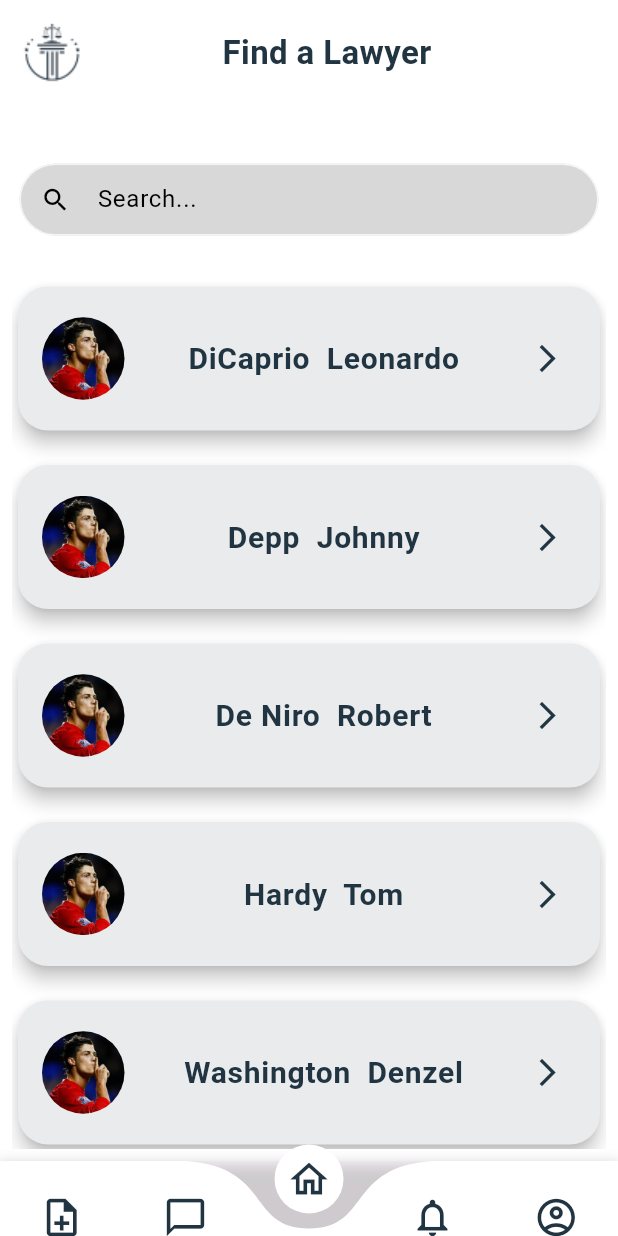
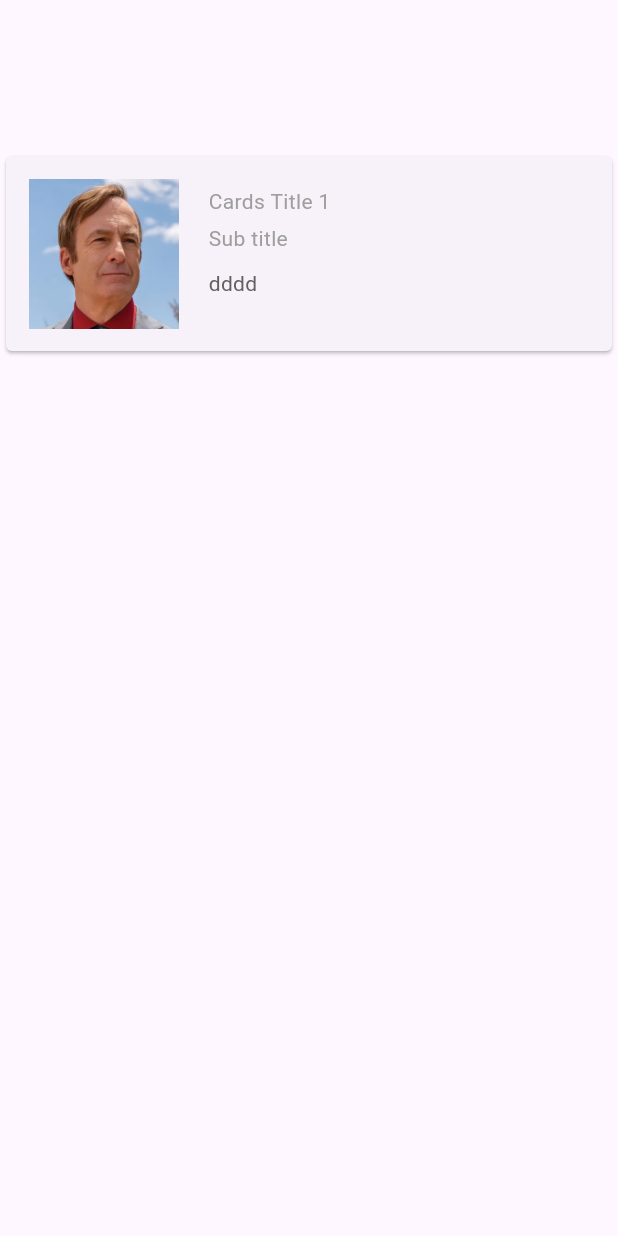
Before and after one commit to Hamdichw/E-Attorney-Mobile-Application, a Flutter app: the screen it shows after launch, on a phone screen of 412 x 824 dp. Run offline on Flutter 3.47's test engine with Material 3 defaults, Android fonts, the phone set to English and light mode, and no system bars; drawn by our look-alikes of curved_navigation_bar; our stand-ins replace dots_indicator, file_picker, flutter_chat_types, flutter_chat_ui, google_fonts, image_picker and 1 more; missing offline and left inert: animated_switch.

Commit message:
details page

```diff
--- a/lib/main.dart
+++ b/lib/main.dart
@@ -1,9 +1,12 @@
 import 'package:e_attorney_hub/view/nav_bar.dart';
+import 'package:e_attorney_hub/view/splash_screen.dart';
 import 'package:flutter/material.dart';
+
+import 'view/details_page.dart';
 
 void main() {
   runApp(MaterialApp(
     debugShowCheckedModeBanner: false,
-    home: NavBar(),
+    home: Details(),
   ));
 }
--- a/lib/utils/widgets/List_Lawyer.dart
+++ b/lib/utils/widgets/List_Lawyer.dart
@@ -1,5 +1,4 @@
 import 'package:e_attorney_hub/models/lawyers.dart';
-import 'package:e_attorney_hub/view/chat_page.dart';
 import 'package:flutter/material.dart';
 
 import '../const.dart';
@@ -69,8 +68,8 @@ class _HomePageState extends State<HomePage> {
                           height: 15,
                         ),
                         card(
-                          name: data?[index].name,
-                          Lastname: data?[index].lastName,
+                          name: data[index].name,
+                          Lastname: data[index].lastName,
                           Icon: const Icon(Icons.arrow_forward_ios,
                               size: 22.0, color: btncolor),
                           image: const Image(
--- a/lib/view/authentification/login.dart
+++ b/lib/view/authentification/login.dart
@@ -19,8 +19,8 @@ class _loginState extends State<login> {
   final GlobalKey<FormState> _formKey = GlobalKey<FormState>();
   TextEditingController email = TextEditingController();
   TextEditingController password = TextEditingController();
-  String Test_email = "123";
-  String Test_password = "123";
+  String Test_email = "dali@g";
+  String Test_password = "12345678";
   bool visible = true;
   bool isValid = true;
 
--- a/lib/view/chat_page.dart
+++ b/lib/view/chat_page.dart
@@ -4,13 +4,10 @@ import 'dart:convert';
 import 'dart:io';
 
 import 'package:file_picker/file_picker.dart';
-import 'package:flutter/material.dart';
 import 'package:flutter/services.dart' show rootBundle;
 import 'package:flutter_chat_types/flutter_chat_types.dart' as types;
-import 'package:flutter_chat_ui/flutter_chat_ui.dart';
 import 'package:http/http.dart' as http;
 import 'package:image_picker/image_picker.dart';
-import 'package:intl/date_symbol_data_local.dart';
 import 'package:mime/mime.dart';
 import 'package:open_filex/open_filex.dart';
 import 'package:path_provider/path_provider.dart';
--- /dev/null
+++ b/lib/view/details_page.dart
@@ -0,0 +1,91 @@
+import 'package:flutter/material.dart';
+
+class Details extends StatefulWidget {
+  const Details({super.key});
+
+  @override
+  State<Details> createState() => _DetailsState();
+}
+
+class _DetailsState extends State<Details> {
+  @override
+  Widget build(BuildContext context) {
+    return Scaffold(
+      body: Column(
+        children: [
+          SizedBox(
+            height: 100,
+          ),
+          Card(
+            // Define the shape of the card
+            shape: RoundedRectangleBorder(
+              borderRadius: BorderRadius.circular(4),
+            ),
+            // Define how the card's content should be clipped
+            clipBehavior: Clip.antiAliasWithSaveLayer,
+            // Define the child widget of the card
+            child: Column(
+              crossAxisAlignment: CrossAxisAlignment.start,
+              children: <Widget>[
+                // Add padding around the row widget
+                Padding(
+                  padding: const EdgeInsets.all(15),
+                  child: Row(
+                    crossAxisAlignment: CrossAxisAlignment.start,
+                    children: <Widget>[
+                      // Add an image widget to display an image
+                      Image.asset(
+                        ("images/avatar.png"),
+                        height: 100,
+                        width: 100,
+                        fit: BoxFit.cover,
+                      ),
+                      // Add some spacing between the image and the text
+                      Container(width: 20),
+                      // Add an expanded widget to take up the remaining horizontal space
+                      Expanded(
+                        child: Column(
+                          crossAxisAlignment: CrossAxisAlignment.start,
+                          children: <Widget>[
+                            // Add some spacing between the top of the card and the title
+                            Container(height: 5),
+                            // Add a title widget
+                            Text(
+                              "Cards Title 1",
+                              style: TextStyle(
+                                color: Colors.grey,
+                              ),
+                            ),
+                            // Add some spacing between the title and the subtitle
+                            Container(height: 5),
+                            // Add a subtitle widget
+                            Text(
+                              "Sub title",
+                              style: TextStyle(
+                                color: Colors.grey[500],
+                              ),
+                            ),
+                            // Add some spacing between the subtitle and the text
+                            Container(height: 10),
+                            // Add a text widget to display some text
+                            Text(
+                              "dddd",
+                              maxLines: 2,
+                              style: TextStyle(
+                                color: Colors.grey[700],
+                              ),
+                            ),
+                          ],
+                        ),
+                      ),
+                    ],
+                  ),
+                ),
+              ],
+            ),
+          ),
+        ],
+      ),
+    );
+  }
+}
--- a/lib/view/nav_bar.dart
+++ b/lib/view/nav_bar.dart
@@ -1,4 +1,3 @@
-import 'package:animated/animated.dart';
 import 'package:e_attorney_hub/view/chat_page.dart';
 import 'package:e_attorney_hub/view/find_page.dart';
 import 'package:flutter/material.dart';
@@ -86,7 +85,7 @@ class _NavBarState extends State<NavBar> {
               _pageIndex = index;
               _pageController.animateToPage(
                 _pageIndex,
-                duration: const Duration(milliseconds: 30),
+                duration: const Duration(milliseconds: 700),
                 curve: Curves.ease,
               );
             });
--- a/lib/view/notification_page.dart
+++ b/lib/view/notification_page.dart
@@ -1,8 +1,8 @@
 import 'package:e_attorney_hub/utils/const.dart';
 import 'package:e_attorney_hub/utils/widgets/Card.dart';
 import 'package:flutter/material.dart';
-import '../utils/widgets/Notification_widget.dart';
 
+// ignore: must_be_immutable
 class NotitcationTap extends StatelessWidget {
   NotitcationTap({Key? key}) : super(key: key);
 
```
